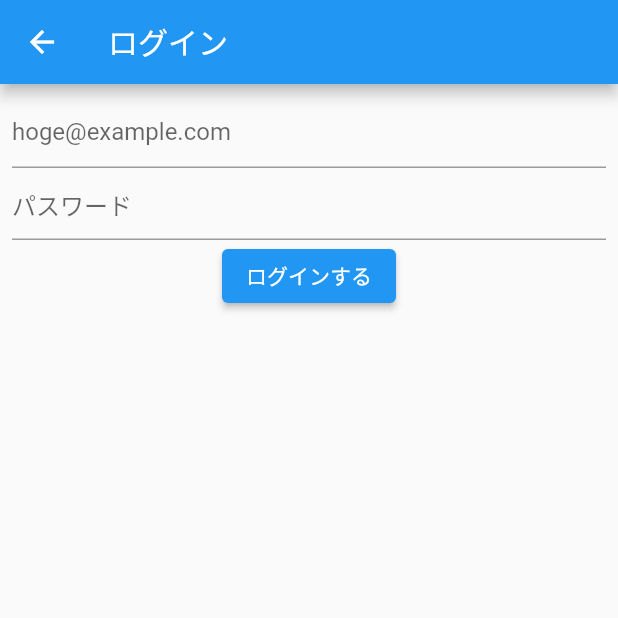
After one commit to takuminassun/sample-flutter, a Flutter app: the screen it shows after launch, after a tap on "新規登録", after a tap on "ログイン", on a phone screen of 412 x 824 dp, the top half of it. The commit adds this screen. Run offline on Flutter 3.47's test engine with Material 2 defaults, Android fonts, the phone set to English and light mode, and no system bars; our stand-ins replace cloud_firestore, firebase_auth, firebase_core; accounts and stored records are empty.

Commit message:
firebase signup signin 実装

```diff
--- /dev/null
+++ b/lib/presentation/login/login_model.dart
@@ -0,0 +1,25 @@
+import 'package:cloud_firestore/cloud_firestore.dart';
+import 'package:firebase_auth/firebase_auth.dart';
+import 'package:flutter/material.dart';
+
+class LoginModel extends ChangeNotifier {
+  String mail = '';
+  String password = '';
+
+  final FirebaseAuth _auth = FirebaseAuth.instance;
+
+  Future login() async {
+    if (mail.isEmpty) {
+      throw ('メールアドレスを入力してください');
+    }
+
+    if (password.isEmpty) {
+      throw ('パスワードを入力してください');
+    }
+
+    await _auth.signInWithEmailAndPassword(
+      email: mail,
+      password: password,
+    );
+  }
+}
--- /dev/null
+++ b/lib/presentation/login/login_page.dart
@@ -0,0 +1,80 @@
+import 'package:flutter/material.dart';
+import 'package:provider/provider.dart';
+import 'package:youtube_app/presentation/login/login_model.dart';
+
+class LoginPage extends StatelessWidget {
+  @override
+  Widget build(BuildContext context) {
+    final mailController = TextEditingController();
+    final passwordController = TextEditingController();
+
+    return ChangeNotifierProvider<LoginModel>(
+      create: (_) => LoginModel(),
+      child: Scaffold(
+        appBar: AppBar(
+          title: Text('ログイン'),
+        ),
+        body: Consumer<LoginModel>(
+          builder: (context, model, child) {
+            return Padding(
+              padding: const EdgeInsets.all(8.0),
+              child: Column(
+                children: <Widget>[
+                  TextField(
+                    decoration: InputDecoration(
+                      hintText: 'hoge@example.com',
+                    ),
+                    controller: mailController,
+                    onChanged: (text) {
+                      model.mail = text;
+                    },
+                  ),
+                  TextField(
+                    decoration: InputDecoration(
+                      hintText: 'パスワード',
+                    ),
+                    obscureText: true,
+                    controller: passwordController,
+                    onChanged: (text) {
+                      model.password = text;
+                    },
+                  ),
+                  ElevatedButton(
+                    child: Text('ログインする'),
+                    onPressed: () async {
+                      try {
+                        await model.login();
+                        _showDialog(context, 'ログインしました');
+                      } catch (e) {
+                        _showDialog(context, e.toString());
+                      }
+                    },
+                  )
+                ],
+              ),
+            );
+          },
+        ),
+      ),
+    );
+  }
+
+  Future _showDialog(BuildContext context, String title) {
+    showDialog(
+      context: context,
+      builder: (BuildContext context) {
+        return AlertDialog(
+          title: Text(title),
+          actions: <Widget>[
+            TextButton(
+              child: Text('OK'),
+              onPressed: () {
+                Navigator.of(context).pop();
+              },
+            )
+          ],
+        );
+      },
+    );
+  }
+}
--- a/lib/presentation/main/main.dart
+++ b/lib/presentation/main/main.dart
@@ -1,11 +1,13 @@
 import 'package:flutter/material.dart';
 import 'package:provider/provider.dart';
+import 'package:youtube_app/presentation/login/login_page.dart';
 
 // model
 import 'package:youtube_app/presentation/main/main_model.dart';
 
 // page
 import '../book_list/book_list_page.dart';
+import 'package:youtube_app/presentation/signup/signup_page.dart';
 
 void main() async {
   runApp(MyApp());
@@ -31,12 +33,20 @@ class MyApp extends StatelessWidget {
                     ),
                   ),
                   RaisedButton(
-                    child: Text('ボタン'),
+                    child: Text('新規登録'),
                     onPressed: () {
                       Navigator.push(
                           context,
                           MaterialPageRoute(
-                              builder: (context) => BookListPage()));
+                              builder: (context) => SignUpPage()));
+                      model.changeSampleText();
+                    },
+                  ),
+                  RaisedButton(
+                    child: Text('ログイン'),
+                    onPressed: () {
+                      Navigator.push(context,
+                          MaterialPageRoute(builder: (context) => LoginPage()));
                       model.changeSampleText();
                     },
                   )
--- /dev/null
+++ b/lib/presentation/signup/signup_page.dart
@@ -0,0 +1,80 @@
+import 'package:flutter/material.dart';
+import 'package:provider/provider.dart';
+import 'package:youtube_app/presentation/signup/signup_model.dart';
+
+class SignUpPage extends StatelessWidget {
+  @override
+  Widget build(BuildContext context) {
+    final mailController = TextEditingController();
+    final passwordController = TextEditingController();
+
+    return ChangeNotifierProvider<SignUpModel>(
+      create: (_) => SignUpModel(),
+      child: Scaffold(
+        appBar: AppBar(
+          title: Text('サインアップ'),
+        ),
+        body: Consumer<SignUpModel>(
+          builder: (context, model, child) {
+            return Padding(
+              padding: const EdgeInsets.all(8.0),
+              child: Column(
+                children: <Widget>[
+                  TextField(
+                    decoration: InputDecoration(
+                      hintText: 'hoge@example.com',
+                    ),
+                    controller: mailController,
+                    onChanged: (text) {
+                      model.mail = text;
+                    },
+                  ),
+                  TextField(
+                    decoration: InputDecoration(
+                      hintText: 'パスワード',
+                    ),
+                    obscureText: true,
+                    controller: passwordController,
+                    onChanged: (text) {
+                      model.password = text;
+                    },
+                  ),
+                  ElevatedButton(
+                    child: Text('登録する'),
+                    onPressed: () async {
+                      try {
+                        await model.signUp();
+                        _showDialog(context, '登録完了しました');
+                      } catch (e) {
+                        _showDialog(context, e.toString());
+                      }
+                    },
+                  )
+                ],
+              ),
+            );
+          },
+        ),
+      ),
+    );
+  }
+
+  Future _showDialog(BuildContext context, String title) {
+    showDialog(
+      context: context,
+      builder: (BuildContext context) {
+        return AlertDialog(
+          title: Text(title),
+          actions: <Widget>[
+            TextButton(
+              child: Text('OK'),
+              onPressed: () {
+                Navigator.of(context).pop();
+              },
+            )
+          ],
+        );
+      },
+    );
+  }
+}
--- a/pubspec.yaml
+++ b/pubspec.yaml
@@ -17,6 +17,7 @@ dependencies:
   firebase_core: ^0.4.0+9
   # Add the dependencies for any other Firebase products you want to use in your app
   # For example, to use Firebase Authentication and Cloud Firestore
+  firebase_auth: ^0.14.0+5
   cloud_firestore: ^0.12.9+5
 
 dev_dependencies:
```
Also changed, not shown: lib/presentation/signup/signup_model.dart (added, +33 -0 lines), pubspec.lock, 1 other file.
